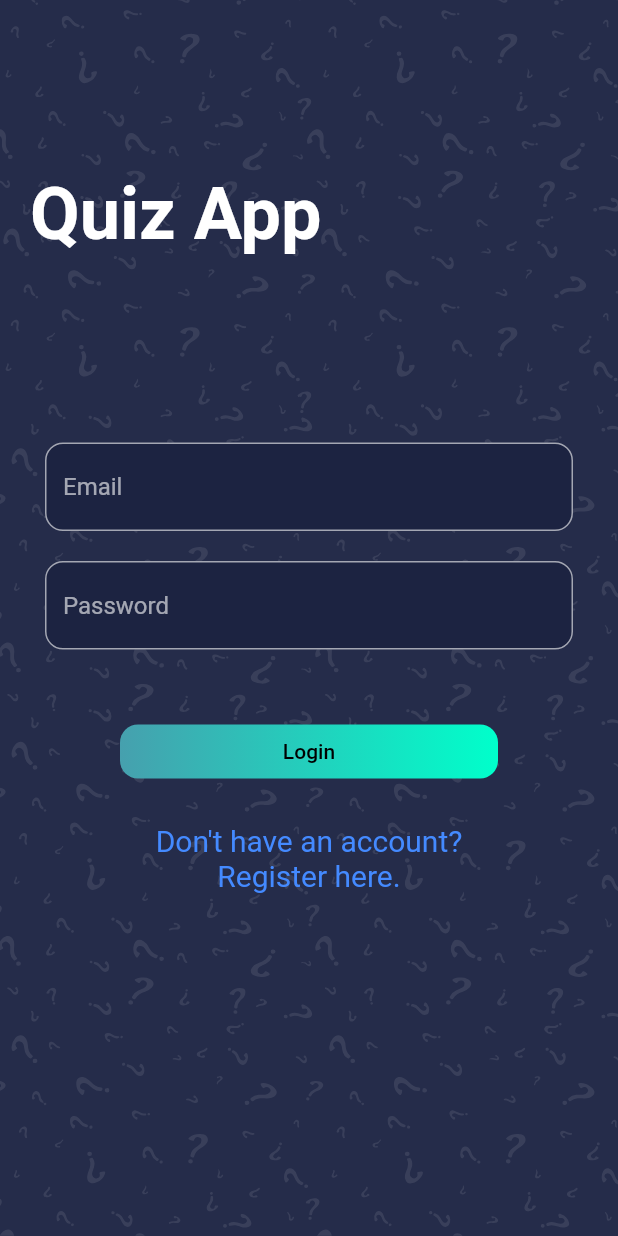
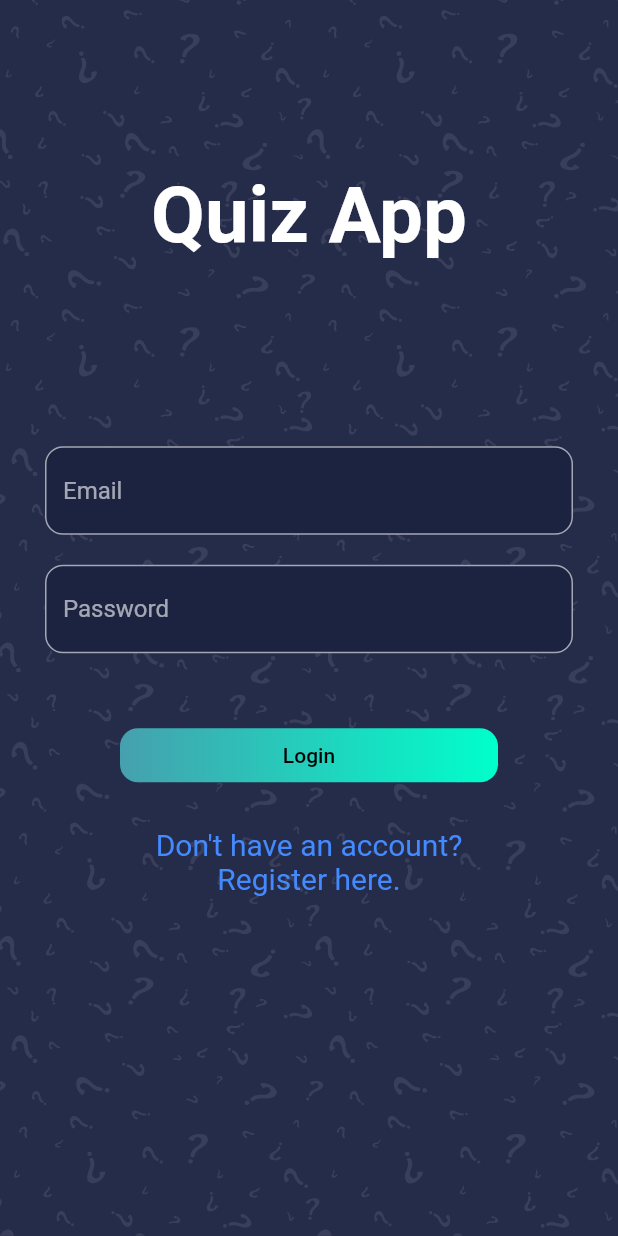
Before and after one commit to MaeMikon/Quizizz-Clone, a Flutter app: the screen it shows after launch, on a phone screen of 412 x 824 dp. Run offline on Flutter 3.47's test engine with Material 2 defaults, Android fonts, the phone set to English and light mode, and no system bars; our stand-ins replace firebase_database, get, percent_indicator, websafe_svg; missing offline and left inert: sweetalert; accounts and stored records are empty.

Commit message:
Fix text location to center

```diff
--- a/lib/screens/welcome/welcome_screen.dart
+++ b/lib/screens/welcome/welcome_screen.dart
@@ -23,13 +23,13 @@ class WelcomeScreen extends StatelessWidget {
             child: Padding(
               padding: const EdgeInsets.symmetric(horizontal: kDefaultPadding),
               child: Column(
-                crossAxisAlignment: CrossAxisAlignment.start,
+                crossAxisAlignment: CrossAxisAlignment.center,
                 children: [
                   Spacer(flex: 1), //2/6
                   Text(
                     "Quiz App",
                     style: Theme.of(context).textTheme.headline4.copyWith(
-                        color: Colors.white, fontWeight: FontWeight.bold, fontSize: 48),
+                        color: Colors.white, fontWeight: FontWeight.bold, fontSize: 52),
                   ),
                   Spacer(), // 1/6
                   Container(
```
